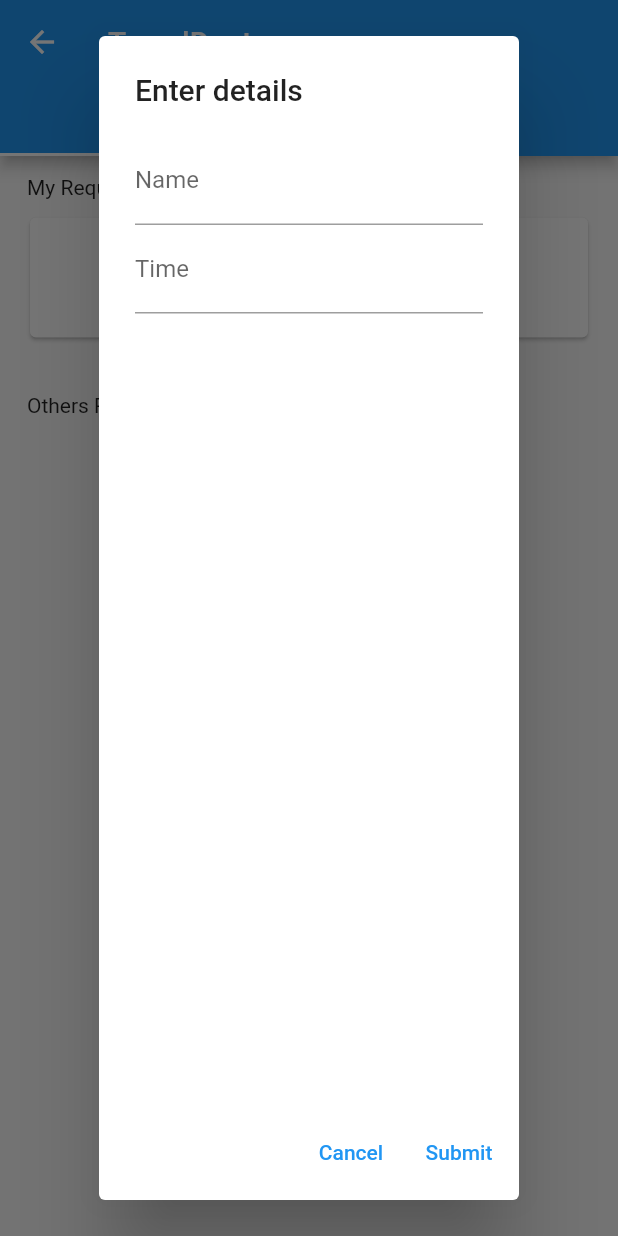
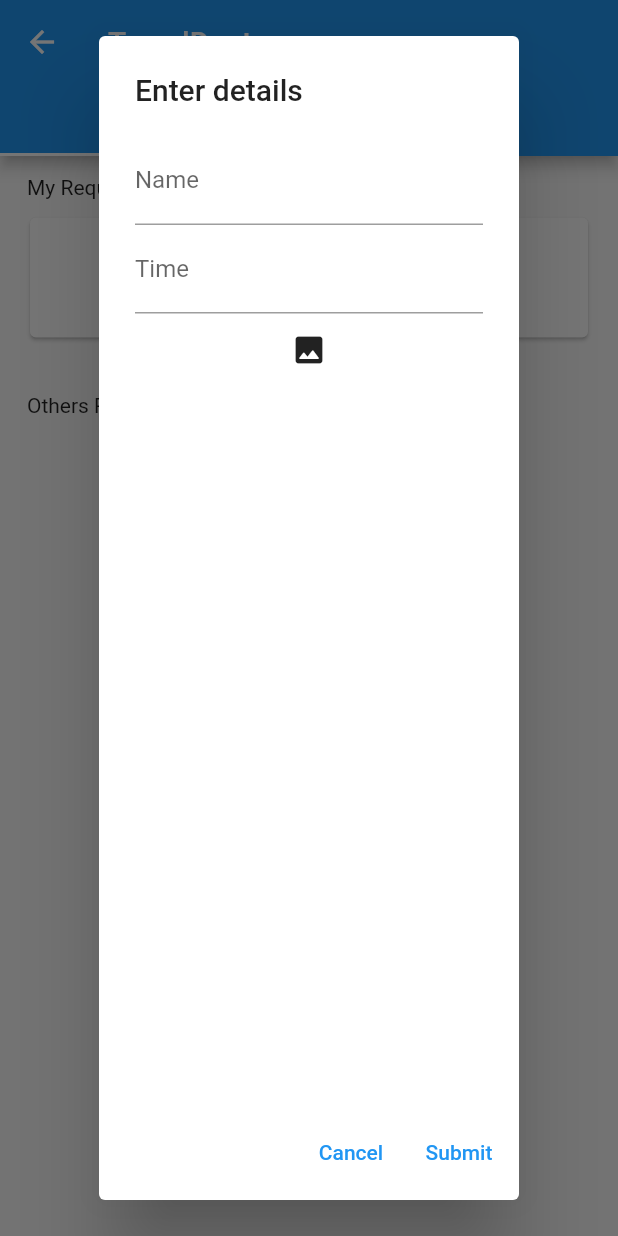
Before and after one commit to pm020202pm/TravelDost, a Flutter app: the MyHomePage screen opened by its route, after a tap on the "add" icon, on a phone screen of 412 x 824 dp. Run offline on Flutter 3.47's test engine with Material 2 defaults, Android fonts, the phone set to English and light mode, and no system bars; our stand-ins replace cloud_firestore, firebase_auth, firebase_core, firebase_storage, image_picker; accounts and stored records are empty.

Commit message:
added image upload option

```diff
--- a/lib/catalogue_tab.dart
+++ b/lib/catalogue_tab.dart
@@ -23,11 +23,9 @@ class _CatalogueTabState extends State<CatalogueTab> {
             children: [
               const Padding(
                 padding: EdgeInsets.fromLTRB(10, 5, 0, 0),
-                child: Text('My Request', style: TextStyle(), textAlign: TextAlign.left,),
+                child: Text('My Request'),
               ),
-              Container(
-                child: MyCard(),
-              ),
+              MyCard(),
             ],
           ),
           const SizedBox(height: 20,),
@@ -43,14 +41,14 @@ class _CatalogueTabState extends State<CatalogueTab> {
                 if (snapshot.connectionState == ConnectionState.waiting) { return const Text('Loading...'); }
                 if (snapshot.hasError) {return Text('Error: ${snapshot.error}');}
                 List<QueryDocumentSnapshot> documents = snapshot.data!;
-
                 return ListView.builder(
                   itemCount: documents.length,
                   itemBuilder: (BuildContext context, int index) {
                     var name = documents[index].get('Name');
                     var time = documents[index].get('Time');
                     var isMatched = documents[index].get('isMatched');
-                    return UserCard(color: isMatched? Colors.green : null, name: name, time: time, isMatched: false);
+                    var imageUrl = documents[index].get('imageUrl');
+                    return UserCard(color: isMatched? Colors.green : null, name: name, time: time, isMatched: false, imageUrl: imageUrl,);
                   },
                 );
               },
--- a/lib/constants.dart
+++ b/lib/constants.dart
@@ -2,11 +2,10 @@ import 'package:cloud_firestore/cloud_firestore.dart';
 
 late String userUid;
 bool myList=false;
+
+/////CHECK FOR MULTIPLE REQUEST FROM SINGLE USER
 Future<bool> duplicates() async {
-  QuerySnapshot querySnapshot = await FirebaseFirestore.instance
-      .collection('Users')
-      .where("Uid", isEqualTo: userUid)
-      .get();
+  QuerySnapshot querySnapshot = await FirebaseFirestore.instance.collection('Users').where("Uid", isEqualTo: userUid).get();
   if (querySnapshot.docs.isNotEmpty) {
     return true;
   }
@@ -15,19 +14,18 @@ Future<bool> duplicates() async {
   }
 }
 
+////RETRIEVING DATA OF DOCUMENT EXCEPT USER's DOCUMENT
 Future<List<QueryDocumentSnapshot>> fetchFirestoreDocuments() async {
-  QuerySnapshot querySnapshot = await FirebaseFirestore.instance.collection('Users').get();
-  // Access the documents in the query snapshot
+  final querySnapshot = await FirebaseFirestore.instance.collection('Users').where('Uid', isNotEqualTo: userUid).get();
   List<QueryDocumentSnapshot> documents = querySnapshot.docs;
   return documents;
 }
 
+
 void deleteContact(String documentId) {
-  FirebaseFirestore.instance.collection('Users').doc(documentId).delete()
-      .then((value) {
+  FirebaseFirestore.instance.collection('Users').doc(documentId).delete().then((value) {
     print('Contact deleted successfully.');
-  })
-      .catchError((error) {
+  }).catchError((error) {
     print('Failed to delete contact: $error');
   });
 }
--- a/lib/main.dart
+++ b/lib/main.dart
@@ -14,7 +14,7 @@ class MyApp extends StatelessWidget {
   Widget build(BuildContext context) {
     return MaterialApp(
       routes:{
-        '/homepage' : (context) => MyHomePage(),
+        '/homepage' : (context) => const MyHomePage(),
       },
       title: 'TravelDost',
       theme: ThemeData(
--- a/lib/my_request.dart
+++ b/lib/my_request.dart
@@ -1,5 +1,9 @@
+import 'dart:io';
 import 'package:cloud_firestore/cloud_firestore.dart';
+import 'package:firebase_storage/firebase_storage.dart';
 import 'package:flutter/material.dart';
+import 'package:image_picker/image_picker.dart';
+import 'package:transport/home_page.dart';
 import 'constants.dart';
 
 class MyCard extends StatefulWidget {
@@ -10,34 +14,13 @@ class MyCard extends StatefulWidget {
 
 class _MyCardState extends State<MyCard> {
   String name = '';
+  String imageUrl = '';
+  String myImageUrl = '';
+  bool isDeleted=false;
   late int time = 0;
   late String deleteID;
   final TextEditingController _nameController = TextEditingController();
   final TextEditingController _timeController = TextEditingController();
-  Future<void> getDocumentIdByFieldValue() async {
-    QuerySnapshot snapshot = await FirebaseFirestore.instance
-        .collection('Users')
-        .where('Uid', isEqualTo: userUid)
-        .get();
-
-    if (snapshot.size > 0) {
-      DocumentSnapshot doc = await FirebaseFirestore.instance
-          .collection('Users')
-          .doc(snapshot.docs[0].id)
-          .get();
-      if (doc.exists) {
-        setState(() {
-          name = doc.get('Name');
-          time = doc.get('Time');
-          deleteID = doc.id;
-        });
-      } else {
-        print('Document with ID does not exist.');
-      }
-    } else {
-      print('no_doc');
-    }
-  }
 
   @override
   void initState() {
@@ -45,7 +28,61 @@ class _MyCardState extends State<MyCard> {
     super.initState();
   }
 
-  void newUser() {
+
+  ////UPLOADING AND GETTING URL OF IMAGE
+  Future<void> selectImage() async {
+    ImagePicker picker = ImagePicker();
+    XFile? pickedImage = await picker.pickImage(source: ImageSource.gallery);
+    String uniqueName = DateTime.now().microsecondsSinceEpoch.toString();
+    Reference referenceImage = FirebaseStorage.instance.ref().child('images').child(uniqueName);
+    try {
+      await referenceImage.putFile(File(pickedImage!.path));
+      imageUrl = await referenceImage.getDownloadURL();
+    }
+    catch(error){
+      print('CANNOT UPLOAD IMAGE AND GET URL');
+    }
+  }
+
+  /////RETRIEVING DATA OF A SPECIFIC DOCUMENT
+  Future<void> getDocumentIdByFieldValue() async {
+    QuerySnapshot snapshot = await FirebaseFirestore.instance.collection('Users').where('Uid', isEqualTo: userUid).get();
+    if (snapshot.size > 0) {
+      DocumentSnapshot doc = await FirebaseFirestore.instance.collection('Users').doc(snapshot.docs[0].id).get();
+      if (doc.exists) {
+        setState(() {
+          name = doc.get('Name');
+          time = doc.get('Time');
+          deleteID = doc.id;
+          myImageUrl=doc.get('imageUrl');
+        });
+      }
+      else {
+        print('Document with ID does not exist.');
+      }
+    }
+    else {
+      print('no_doc');
+    }
+  }
+
+  /////SUBMIT DETAILS
+  Future<void> submitDetails() async {
+    await FirebaseFirestore.instance.collection('Users').add({
+      'Name': _nameController.text,
+      'Time': int.parse(_timeController.text),
+      'isMatched': false,
+      'imageUrl' : imageUrl,
+      'Uid': userUid,
+    }).then((value) => print("User added")).catchError((error) => print("Failed to add user: $error"));
+    Navigator.pop(context);
+    _nameController.clear();
+    _timeController.clear();
+    Navigator.pushReplacement(context, MaterialPageRoute(builder: (context)=> MyHomePage()));
+  }
+
+  /////CREATE NEW REQUEST
+  void newRequest() {
     showDialog(
       context: context,
       builder: (BuildContext context) {
@@ -65,34 +102,20 @@ class _MyCardState extends State<MyCard> {
                   labelText: 'Time',
                 ),
               ),
+              IconButton(
+                  onPressed: (){selectImage();},
+                  icon: const Icon(Icons.image_rounded)),
             ],
           ),
           actions: [
             TextButton(
               child: const Text('Cancel'),
-              onPressed: () {
-                Navigator.pop(context);
-              },
+              onPressed: () {Navigator.pop(context);},
             ),
             TextButton(
               child: const Text('Submit'),
-              onPressed: () async {
-                if (await duplicates() == false) {
-                  await FirebaseFirestore.instance
-                      .collection('Users')
-                      .add({
-                    'Name': _nameController.text,
-                    'Time': int.parse(_timeController.text),
-                    'isMatched': false,
-                    'Uid': userUid,
-                  })
-                      .then((value) => print("User added"))
-                      .catchError(
-                          (error) => print("Failed to add user: $error"));
-                  Navigator.pop(context);
-                }
-                _nameController.clear();
-                _timeController.clear();
+              onPressed: () {
+                submitDetails();
                 },
             ),
           ],
@@ -107,7 +130,6 @@ class _MyCardState extends State<MyCard> {
     return Padding(
       padding: const EdgeInsets.all(8),
       child: Card(
-          // color: color,
           child: Padding(
             padding: const EdgeInsets.all(8.0),
             child: (name == '')
@@ -115,8 +137,8 @@ class _MyCardState extends State<MyCard> {
                     width: 0.9*screenSize.width,
                     child: Column(
                       children: [
-                  IconButton(onPressed: () { newUser(); }, icon: const Icon(Icons.add),),
-                  const Text('Create new request')
+                        IconButton(onPressed: () { newRequest(); }, icon: const Icon(Icons.add),),
+                        const Text('Create a new request')
                       ],
                     ),
                 )
@@ -129,11 +151,9 @@ class _MyCardState extends State<MyCard> {
                           borderRadius: BorderRadius.circular(5),
                         ),
                         height: 80,
-                    child: Image.asset('assets/avatar.png'),
+                        child: Image.network(myImageUrl),
                       ),
-                  const SizedBox(
-                    width: 20,
-                  ),
+                      const SizedBox(width: 20,),
                       Column(
                         crossAxisAlignment: CrossAxisAlignment.start,
                         children: [
@@ -141,13 +161,9 @@ class _MyCardState extends State<MyCard> {
                             width: 0.6 * screenSize.width,
                             child: Text('Name: $name'),
                           ),
-                      const SizedBox(
-                        height: 10,
-                      ),
+                          const SizedBox(height: 10,),
                           Text('Timing: $time'),
-                      const SizedBox(
-                        height: 10,
-                      ),
+                          const SizedBox(height: 10,),
                           Row(
                             children: [
                               Container(
@@ -159,6 +175,9 @@ class _MyCardState extends State<MyCard> {
                                 child: TextButton(
                                     onPressed: () {
                                       deleteContact(deleteID);
+                                      setState(() {
+                                       name='';
+                                      });
                                       },
                                     child: const Text("Delete")),
                               ),
--- a/pubspec.yaml
+++ b/pubspec.yaml
@@ -39,6 +39,8 @@ dependencies:
   cloud_firestore: ^4.8.0
   firebase_auth: ^4.6.2
   google_sign_in: ^6.1.4
+  firebase_storage: ^11.2.5
+  image_picker: ^1.0.1
 
 dev_dependencies:
   flutter_test:
```
Also changed, not shown: lib/accepted_tab.dart (+2 -11 lines), lib/login_page.dart (+6 -11 lines), lib/user_card.dart (+3 -17 lines), pubspec.lock. Lines whose indentation alone changed are shown as unchanged.
